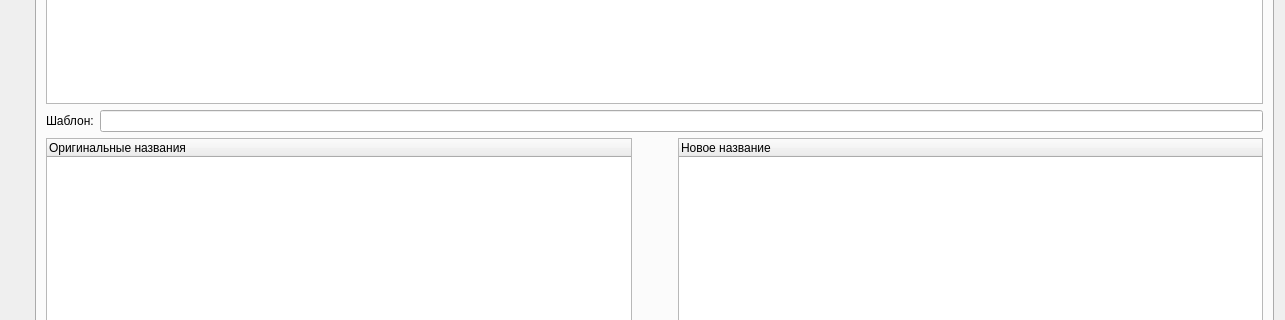
This is dialogrenamerfiles.ui in DmitriusFalse/mediaFinder as Qt 5 draws it before an edit; both pictures show x 0 to 1285 and y 149 to 469 of the 1285 by 756 pixel window. The edited form follows.
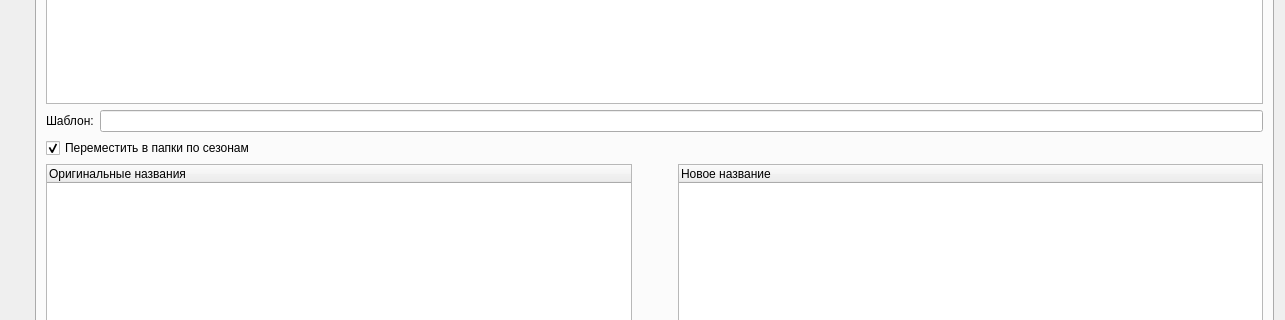
This is the edited form. Icons and pictures are not drawn.

What changed in the file:
```diff
--- a/dialogrenamerfiles.ui
+++ b/dialogrenamerfiles.ui
@@ -245,6 +245,27 @@
          </item>
         </layout>
        </item>
+       <item>
+        <layout class="QVBoxLayout" name="verticalLayout_4">
+         <item>
+          <layout class="QHBoxLayout" name="horizontalLayout_9">
+           <item>
+            <widget class="QCheckBox" name="folderSeasonsCheckBox">
+             <property name="text">
+              <string>Переместить в папки по сезонам</string>
+             </property>
+             <property name="icon">
+              <iconset theme="QIcon::ThemeIcon::FolderNew"/>
+             </property>
+             <property name="checked">
+              <bool>true</bool>
+             </property>
+            </widget>
+           </item>
+          </layout>
+         </item>
+        </layout>
+       </item>
        <item>
         <layout class="QHBoxLayout" name="horizontalLayout_6">
          <item>
```
